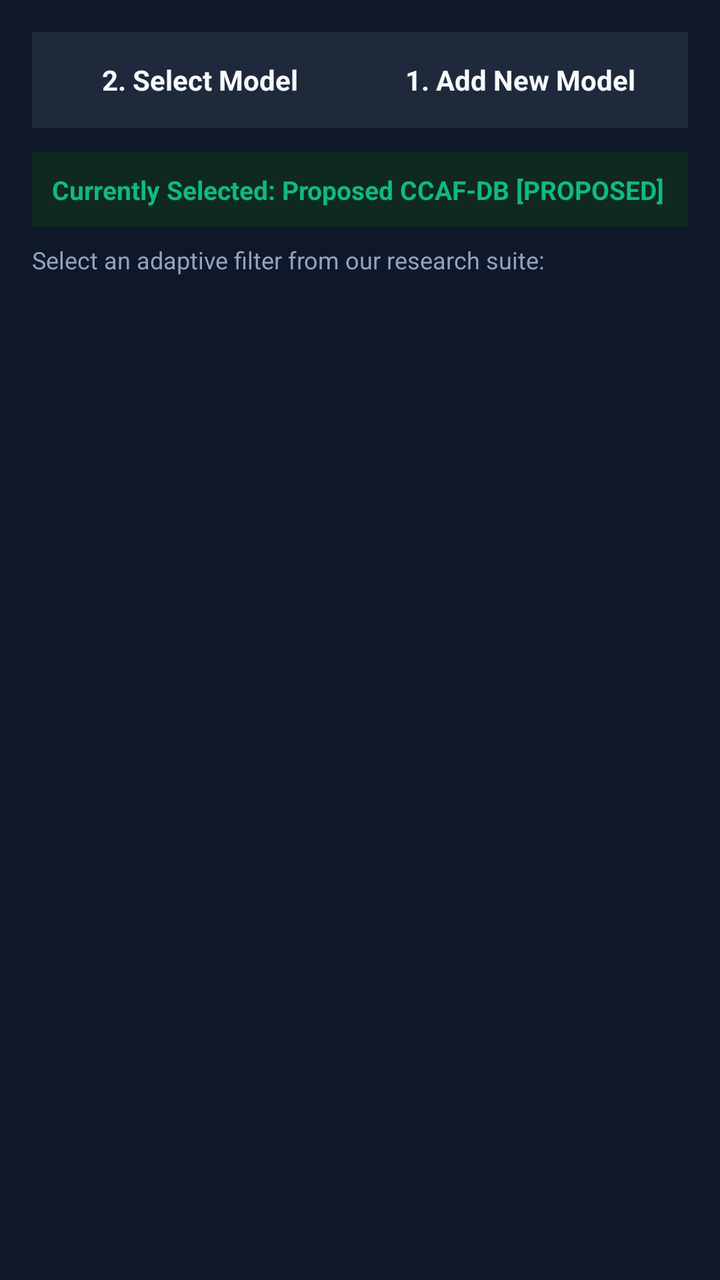
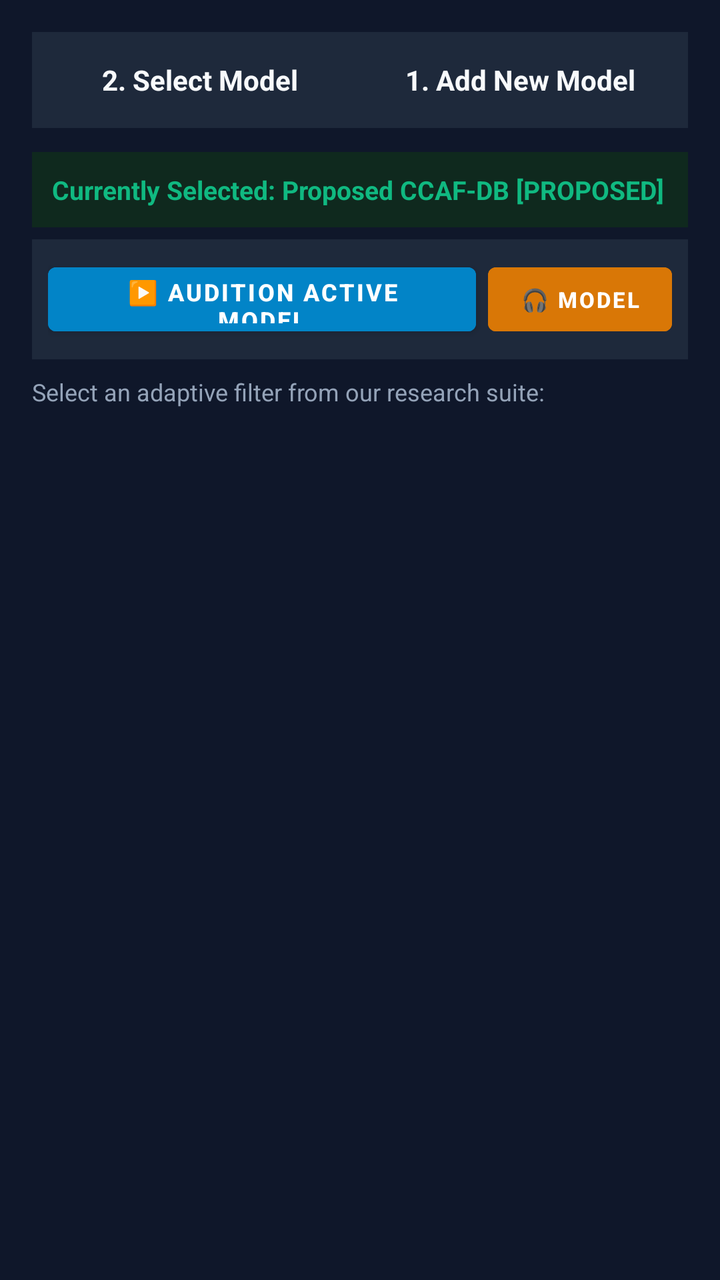

Screens rendered from an Android XML layout before and after an edit, with the pre-edit source and the edit as a unified diff.
<!-- AndroidManifest.xml: application theme Theme.CCAFApp -->
<!-- res/layout/fragment_choose_model.xml -->
<?xml version="1.0" encoding="utf-8"?>
<LinearLayout xmlns:android="http://schemas.android.com/apk/res/android"
    android:layout_width="match_parent"
    android:layout_height="match_parent"
    android:background="@color/background"
    android:orientation="vertical"
    android:padding="16dp">

    
    <RadioGroup
        android:id="@+id/rgInterfaceToggle"
        android:layout_width="match_parent"
        android:layout_height="48dp"
        android:background="#1E293B"
        android:checkedButton="@+id/rbTabSelectModel"
        android:orientation="horizontal"
        android:padding="4dp">

        <RadioButton
            android:id="@+id/rbTabSelectModel"
            android:layout_width="0dp"
            android:layout_height="match_parent"
            android:layout_weight="1"
            android:button="@null"
            android:gravity="center"
            android:text="2. Select Model"
            android:textColor="@color/text_primary"
            android:textSize="14sp"
            android:textStyle="bold" />

        <RadioButton
            android:id="@+id/rbTabAddNewModel"
            android:layout_width="0dp"
            android:layout_height="match_parent"
            android:layout_weight="1"
            android:button="@null"
            android:gravity="center"
            android:text="1. Add New Model"
            android:textColor="@color/text_primary"
            android:textSize="14sp"
            android:textStyle="bold" />
    </RadioGroup>

    
    <LinearLayout
        android:id="@+id/layoutSelectModel"
        android:layout_width="match_parent"
        android:layout_height="match_parent"
        android:layout_marginTop="12dp"
        android:orientation="vertical"
        android:visibility="visible">

        <TextView
            android:id="@+id/tvCurrentActiveHeader"
            android:layout_width="match_parent"
            android:layout_height="wrap_content"
            android:background="#0F291E"
            android:padding="10dp"
            android:text="Currently Selected: Proposed CCAF-DB [PROPOSED]"
            android:textColor="@color/accent_emerald"
            android:textSize="13sp"
            android:textStyle="bold" />

        <TextView
            android:layout_width="wrap_content"
            android:layout_height="wrap_content"
            android:layout_marginTop="8dp"
            android:text="Select an adaptive filter from our research suite:"
            android:textColor="@color/text_secondary"
            android:textSize="12sp" />

        <androidx.recyclerview.widget.RecyclerView
            android:id="@+id/rvModels"
            android:layout_width="match_parent"
            android:layout_height="0dp"
            android:layout_marginTop="8dp"
            android:layout_weight="1" />
    </LinearLayout>

    
    <ScrollView
        android:layout_width="match_parent"
        android:layout_height="match_parent">

        <LinearLayout
            android:id="@+id/layoutAddNewModel"
            android:layout_width="match_parent"
            android:layout_height="wrap_content"
            android:layout_marginTop="12dp"
            android:orientation="vertical"
            android:visibility="gone">

            <TextView
                android:layout_width="wrap_content"
                android:layout_height="wrap_content"
                android:text="Option A: Import Model Configuration from File"
                android:textColor="@color/text_primary"
                android:textSize="14sp"
                android:textStyle="bold" />

            <Button
                android:id="@+id/btnImportFromFile"
                android:layout_width="match_parent"
                android:layout_height="52dp"
                android:layout_marginTop="8dp"
                android:backgroundTint="#0284C7"
                android:text="IMPORT MODEL FROM STORAGE (.json)"
                android:textColor="#FFFFFF"
                android:textSize="13sp"
                android:textStyle="bold" />

            <TextView
                android:id="@+id/tvImportStatus"
                android:layout_width="match_parent"
                android:layout_height="wrap_content"
                android:layout_marginTop="6dp"
                android:text="Supports .json model parameter files."
                android:textColor="@color/text_secondary"
                android:textSize="12sp" />

            <View
                android:layout_width="match_parent"
                android:layout_height="1dp"
                android:layout_marginVertical="16dp"
                android:background="#334155" />

            <TextView
                android:layout_width="wrap_content"
                android:layout_height="wrap_content"
                android:text="Option B: Define Custom Model Parameters"
                android:textColor="@color/text_primary"
                android:textSize="14sp"
                android:textStyle="bold" />

            <EditText
                android:id="@+id/etModelName"
                android:layout_width="match_parent"
                android:layout_height="wrap_content"
                android:layout_marginTop="8dp"
                android:background="#1E293B"
                android:hint="Model Name (e.g. CCAF Variant B)"
                android:padding="10dp"
                android:textColor="@color/text_primary"
                android:textColorHint="@color/text_secondary"
                android:textSize="14sp" />

            <LinearLayout
                android:layout_width="match_parent"
                android:layout_height="wrap_content"
                android:layout_marginTop="8dp"
                android:orientation="horizontal">

                <EditText
                    android:id="@+id/etTaps"
                    android:layout_width="0dp"
                    android:layout_height="wrap_content"
                    android:layout_marginEnd="4dp"
                    android:layout_weight="1"
                    android:background="#1E293B"
                    android:hint="Taps (e.g. 64)"
                    android:inputType="number"
                    android:padding="10dp"
                    android:text="64"
                    android:textColor="@color/text_primary"
                    android:textColorHint="@color/text_secondary"
                    android:textSize="13sp" />

                <EditText
                    android:id="@+id/etMuMin"
                    android:layout_width="0dp"
                    android:layout_height="wrap_content"
                    android:layout_marginStart="4dp"
                    android:layout_weight="1"
                    android:background="#1E293B"
                    android:hint="Mu Min (0.05)"
                    android:inputType="numberDecimal"
                    android:padding="10dp"
                    android:text="0.05"
                    android:textColor="@color/text_primary"
                    android:textColorHint="@color/text_secondary"
                    android:textSize="13sp" />
            </LinearLayout>

            <LinearLayout
                android:layout_width="match_parent"
                android:layout_height="wrap_content"
                android:layout_marginTop="8dp"
                android:orientation="horizontal">

                <EditText
                    android:id="@+id/etMuMax"
                    android:layout_width="0dp"
                    android:layout_height="wrap_content"
                    android:layout_marginEnd="4dp"
                    android:layout_weight="1"
                    android:background="#1E293B"
                    android:hint="Mu Max (0.50)"
                    android:inputType="numberDecimal"
                    android:padding="10dp"
                    android:text="0.50"
                    android:textColor="@color/text_primary"
                    android:textColorHint="@color/text_secondary"
                    android:textSize="13sp" />

                <EditText
                    android:id="@+id/etGamma"
                    android:layout_width="0dp"
                    android:layout_height="wrap_content"
                    android:layout_marginStart="4dp"
                    android:layout_weight="1"
                    android:background="#1E293B"
                    android:hint="Gamma ACI (0.005)"
                    android:inputType="numberDecimal"
                    android:padding="10dp"
                    android:text="0.005"
                    android:textColor="@color/text_primary"
                    android:textColorHint="@color/text_secondary"
                    android:textSize="13sp" />
            </LinearLayout>

            <LinearLayout
                android:layout_width="match_parent"
                android:layout_height="wrap_content"
                android:layout_marginTop="8dp"
                android:orientation="horizontal">

                <EditText
                    android:id="@+id/etAlpha"
                    android:layout_width="0dp"
                    android:layout_height="wrap_content"
                    android:layout_marginEnd="4dp"
                    android:layout_weight="1"
                    android:background="#1E293B"
                    android:hint="Alpha (0.10)"
                    android:inputType="numberDecimal"
                    android:padding="10dp"
                    android:text="0.10"
                    android:textColor="@color/text_primary"
                    android:textColorHint="@color/text_secondary"
                    android:textSize="13sp" />

                <EditText
                    android:id="@+id/etDeadband"
                    android:layout_width="0dp"
                    android:layout_height="wrap_content"
                    android:layout_marginStart="4dp"
                    android:layout_weight="1"
                    android:background="#1E293B"
                    android:hint="Deadband (0.04)"
                    android:inputType="numberDecimal"
                    android:padding="10dp"
                    android:text="0.04"
                    android:textColor="@color/text_primary"
                    android:textColorHint="@color/text_secondary"
                    android:textSize="13sp" />
            </LinearLayout>

            <Button
                android:id="@+id/btnCreateManualModel"
                android:layout_width="match_parent"
                android:layout_height="52dp"
                android:layout_marginTop="14dp"
                android:backgroundTint="#059669"
                android:text="CREATE &amp; ACTIVATE CUSTOM MODEL"
                android:textColor="#FFFFFF"
                android:textSize="13sp"
                android:textStyle="bold" />

        </LinearLayout>
    </ScrollView>

</LinearLayout>
<!-- resources referenced by this layout -->
<resources>
  <color name="accent_emerald">#10B981</color>
  <color name="background">#0F172A</color>
  <color name="text_primary">#F8FAFC</color>
  <color name="text_secondary">#94A3B8</color>
  <style name="Theme.CCAFApp" parent="Theme.MaterialComponents.DayNight.NoActionBar">
          <item name="colorPrimary">@color/primary</item>
          <item name="colorPrimaryVariant">@color/primary_variant</item>
          <item name="colorSecondary">@color/secondary</item>
          <item name="android:windowBackground">@color/background</item>
          <item name="android:statusBarColor">#0B1120</item>
          <item name="android:navigationBarColor">#0F172A</item>
      </style>
  <color name="primary">#0284C7</color>
  <color name="primary_variant">#0369A1</color>
  <color name="secondary">#10B981</color>
</resources>

<!-- the commit's change to res/layout/fragment_choose_model.xml (unified diff, before → after) -->
@@ -61,6 +61,40 @@
             android:textSize="13sp"
             android:textStyle="bold" />
 
+        
+        <LinearLayout
+            android:layout_width="match_parent"
+            android:layout_height="wrap_content"
+            android:layout_marginTop="6dp"
+            android:background="#1E293B"
+            android:padding="8dp"
+            android:orientation="horizontal"
+            android:gravity="center_vertical">
+
+            <Button
+                android:id="@+id/btnAuditionModel"
+                android:layout_width="0dp"
+                android:layout_height="44dp"
+                android:layout_weight="1"
+                android:backgroundTint="#0284C7"
+                android:text="▶️ AUDITION ACTIVE MODEL"
+                android:textColor="#FFFFFF"
+                android:textSize="12sp"
+                android:textStyle="bold" />
+
+            <Button
+                android:id="@+id/btnAuditionShift"
+                android:layout_width="wrap_content"
+                android:layout_height="44dp"
+                android:layout_marginStart="6dp"
+                android:backgroundTint="#D97706"
+                android:enabled="false"
+                android:text="🎧 MODEL"
+                android:textColor="#FFFFFF"
+                android:textSize="11sp"
+                android:textStyle="bold" />
+        </LinearLayout>
+
         <TextView
             android:layout_width="wrap_content"
             android:layout_height="wrap_content"
